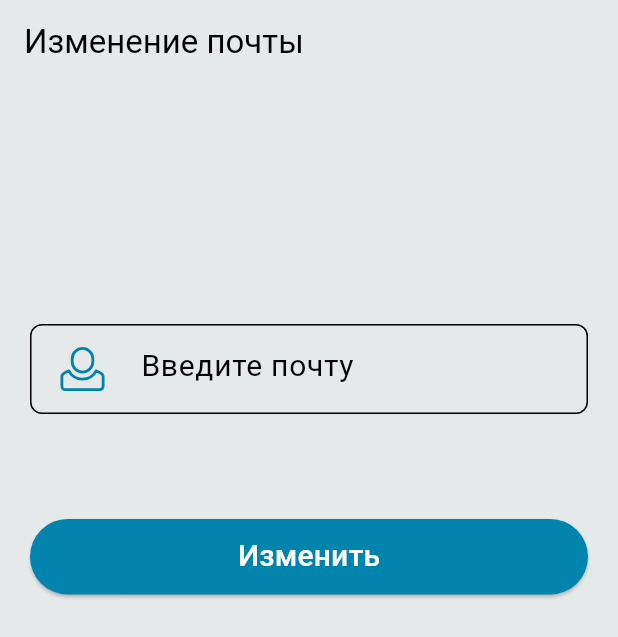
After one commit to AreHumphrey/WorldSkills, a Flutter app: the ChangeEmail screen opened directly, on a phone screen of 412 x 824 dp. The commit adds this screen. Shown: the top 637 px of the screen. Run offline on Flutter 3.47's test engine with Material 3 defaults, Android fonts, the phone set to English and light mode, and no system bars; our stand-ins replace flutter_svg, shared_preferences; accounts and stored records are empty; project files that could hold a hidden picture were left out.

Commit message:
add change_email.dart, change_name.dart

```diff
--- a/lib/competition_page.dart
+++ b/lib/competition_page.dart
@@ -4,6 +4,7 @@ import 'package:wordskills/widgets/custom_competency_button.dart';
 import 'dart:convert';
 
 import 'competency/competency_experts.dart';
+import 'competency/competency_infra.dart';
 import 'competency/competency_map.dart';
 import 'competency/competency_user.dart';
 import 'main.dart';
@@ -228,12 +229,12 @@ class CompetencyCriteriaPage extends StatelessWidget {
                 ),
                 CompetencyButton(
                   image: 'assets/mark.png',
-                  text: 'Инфроструктура',
+                  text: 'Инфраструктура',
                   onPressed: () {
                     Navigator.push(
                       context,
                       MaterialPageRoute(
-                          builder: (context) => CompetitionPage()),
+                          builder: (context) => CompetitionInfra()),
                     );
                   },
                 ),
--- /dev/null
+++ b/lib/forgot_user_info/change_email.dart
@@ -0,0 +1,142 @@
+import 'package:flutter/material.dart';
+import 'package:flutter/rendering.dart';
+import 'package:http/http.dart' as http;
+import 'dart:convert';
+import 'package:flutter_svg/flutter_svg.dart';
+
+import '../bottom_nav_bar.dart';
+import '../main.dart';
+import 'forgot_password.dart';
+
+Future<String> sendEmail(String token, String newEmail) async {
+  final url = Uri.parse('http://morderboy.ru/api/changeemail');
+  final Map<String, String> requestBody = {'newEmail': newEmail};
+  final response = await http.patch(
+    url,
+    headers: {
+      'Content-Type': 'application/json',
+      'Authorization': 'Bearer $token',
+    },
+    body: newEmail,
+  );
+
+  if (response.statusCode == 200) {
+    print('Response body: ${response.body}');
+    return response.body;
+  } else {
+    print('Failed to send reset code. Status code: ${response.statusCode}');
+    print('Response body: ${response.body}');
+    throw Exception('Failed to send reset code');
+  }
+}
+
+
+class ChangeEmail extends StatelessWidget {
+
+  @override
+  Widget build(BuildContext context) {
+    return Scaffold(
+      appBar: AppBar(
+        title: Text('Изменение почты'),
+      ),
+      body: Padding(
+        padding: const EdgeInsets.all(20.0),
+        child: Column(
+          mainAxisAlignment: MainAxisAlignment.center,
+          children: <Widget>[
+            Expanded(
+              child: ListView(
+                children: <Widget>[
+                  SizedBox(height: 140),
+
+
+                  Center(
+                    child: Container(
+                      height: 60,
+                      width: 380,
+                      child: TextFormField(
+                        style: TextStyle(fontSize: 20),
+                        decoration: InputDecoration(
+                          hintText: 'Введите почту',
+                          hintStyle: TextStyle(fontSize: 20),
+                          prefixIcon: Padding(
+                            padding: const EdgeInsets.all(15.0),
+                            child: SvgPicture.asset(
+                              'assets/person.svg',
+                              semanticsLabel: 'Person',
+                              width: 40,
+                              height: 40,
+                            ),
+                          ),
+                          contentPadding:
+                          EdgeInsets.only(left: 20, top: 20, bottom: 20),
+                          focusedBorder: OutlineInputBorder(
+                            borderSide:
+                            BorderSide(color: Colors.blue, width: 2.0),
+                            borderRadius: BorderRadius.circular(8.0),
+                          ),
+                          enabledBorder: OutlineInputBorder(
+                            borderSide:
+                            BorderSide(color: Colors.black, width: 1.0),
+                            borderRadius: BorderRadius.circular(8.0),
+                          ),
+                        ),
+                        onChanged: (value) {
+                          GlobalData().email = value;
+                        },
+                      ),
+                    ),
+                  ),
+
+
+                  SizedBox(height: 70),
+
+
+                  ElevatedButton(
+                    onPressed: () {
+                      String token = GlobalToken().token;
+                      String newEmail = GlobalData().email;
+
+                      sendEmail(token, newEmail)
+                          .then((response) {})
+                          .catchError((error) {
+                        print(error);
+                      });
+
+                      Navigator.push(
+                        context,
+                        MaterialPageRoute(
+                            builder: (context) => BottomNavBar()),
+                      );
+
+                    },
+                    style: ButtonStyle(
+                      padding: MaterialStateProperty.all(EdgeInsets.zero),
+                      minimumSize:
+                      MaterialStateProperty.all(Size(342.16553, 50.31846)),
+                      backgroundColor:
+                      MaterialStateProperty.all(Color(0xFF0084AD)),
+                      shape: MaterialStateProperty.all(RoundedRectangleBorder(
+                        borderRadius: BorderRadius.circular(29.68789),
+                      )),
+                    ),
+
+                    child: Container(
+                      width: 342.16553,
+                      height: 50.31846,
+                      alignment: Alignment.center,
+                      child: Text(
+                        'Изменить',
+                        style: TextStyle(color: Colors.white, fontSize: 20),
+                      ),
+                    ),
+                  ),
+                ],
+              ),
+            ),
+          ],
+        ),
+      ),
+    );
+  }
+}
--- a/lib/main.dart
+++ b/lib/main.dart
@@ -6,7 +6,7 @@ import 'dart:convert';
 import 'package:flutter_svg/flutter_svg.dart';
 import 'widgets/custom_button_login_w.dart';
 import 'widgets/custom_button_registration_w.dart';
-import 'forgot_password/forgot_password.dart';
+import 'forgot_user_info/forgot_password.dart';
 import 'package:shared_preferences/shared_preferences.dart';
 
 
--- a/pubspec.yaml
+++ b/pubspec.yaml
@@ -92,6 +92,9 @@ flutter:
     - assets/avatar_users_ex.png
     - assets/map_icon.png
     - assets/map_img.png
+    - assets/infra_img.png
+    - assets/download_icon.png
+    - assets/smp_img.png
 
 
 
```
Also changed, not shown: lib/forgot_user_info/change_name.dart (added, +137 -0 lines), lib/profile_page.dart (+37 -9 lines), assets/download_icon.png (added), assets/infra_img.png (added), assets/smp_img.png (added), lib/forgot_user_info/forgot_password.dart (renamed from lib/forgot_password/forgot_password.dart).
